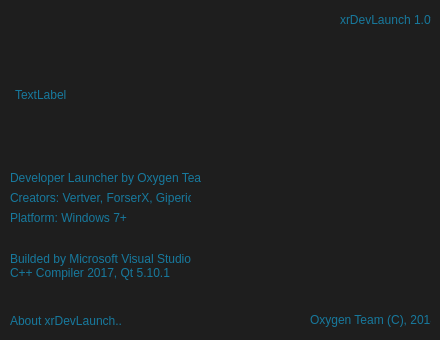
Qt form code/xrQt/xrDevLaunch/aboutlauncher.ui (xrLil-Batya/xray-oxygen) before a commit.
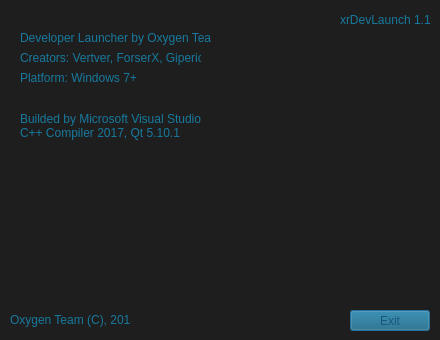
The same form after that commit. Icons and pictures are not drawn.

Commit message: * NEW: Release: xrDevLaunch 1.1f

Diff of the .ui file:
```diff
--- a/code/xrQt/xrDevLaunch/aboutlauncher.ui
+++ b/code/xrQt/xrDevLaunch/aboutlauncher.ui
@@ -500,23 +500,10 @@
   <property name="windowTitle">
    <string>Dialog</string>
   </property>
-  <widget class="QLabel" name="label">
-   <property name="geometry">
-    <rect>
-     <x>10</x>
-     <y>313</y>
-     <width>111</width>
-     <height>15</height>
-    </rect>
-   </property>
-   <property name="text">
-    <string>About xrDevLaunch...</string>
-   </property>
-  </widget>
   <widget class="QLabel" name="label_2">
    <property name="geometry">
     <rect>
-     <x>310</x>
+     <x>10</x>
      <y>310</y>
      <width>121</width>
      <height>20</height>
@@ -536,14 +523,14 @@
     </rect>
    </property>
    <property name="text">
-    <string>xrDevLaunch 1.0f</string>
+    <string>xrDevLaunch 1.1f</string>
    </property>
   </widget>
   <widget class="QLabel" name="label_4">
    <property name="geometry">
     <rect>
-     <x>10</x>
-     <y>170</y>
+     <x>20</x>
+     <y>30</y>
      <width>191</width>
      <height>16</height>
     </rect>
@@ -555,8 +542,8 @@
   <widget class="QLabel" name="label_5">
    <property name="geometry">
     <rect>
-     <x>10</x>
-     <y>190</y>
+     <x>20</x>
+     <y>50</y>
      <width>181</width>
      <height>16</height>
     </rect>
@@ -568,8 +555,8 @@
   <widget class="QLabel" name="label_7">
    <property name="geometry">
     <rect>
-     <x>10</x>
-     <y>250</y>
+     <x>20</x>
+     <y>110</y>
      <width>291</width>
      <height>31</height>
     </rect>
@@ -582,8 +569,8 @@
   <widget class="QLabel" name="label_6">
    <property name="geometry">
     <rect>
-     <x>10</x>
-     <y>210</y>
+     <x>20</x>
+     <y>70</y>
      <width>171</width>
      <height>16</height>
     </rect>
@@ -595,14 +582,30 @@
   <widget class="QLabel" name="label_8">
    <property name="geometry">
     <rect>
-     <x>15</x>
-     <y>20</y>
-     <width>150</width>
-     <height>150</height>
+     <x>170</x>
+     <y>30</y>
+     <width>251</width>
+     <height>271</height>
     </rect>
    </property>
    <property name="text">
-    <string>TextLabel</string>
+    <string/>
+   </property>
+   <property name="pixmap">
+    <pixmap>ico.png</pixmap>
+   </property>
+  </widget>
+  <widget class="QPushButton" name="pushButton">
+   <property name="geometry">
+    <rect>
+     <x>350</x>
+     <y>310</y>
+     <width>80</width>
+     <height>21</height>
+    </rect>
+   </property>
+   <property name="text">
+    <string>Exit</string>
    </property>
   </widget>
  </widget>
```
The commit also changes 16 other files.
